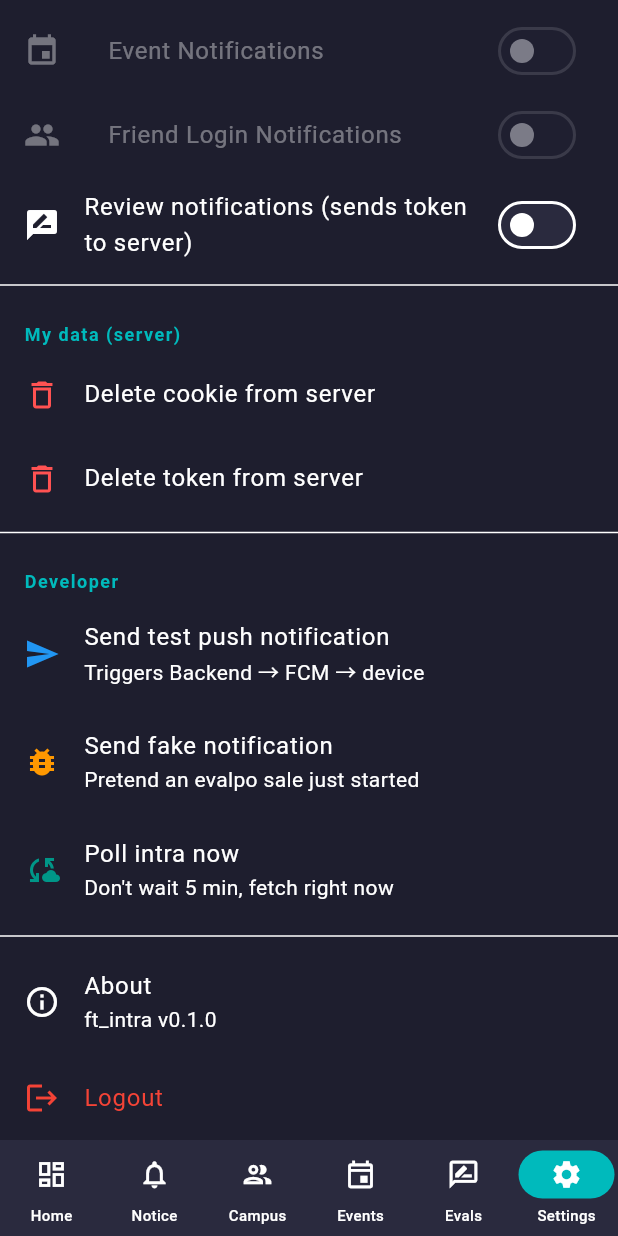
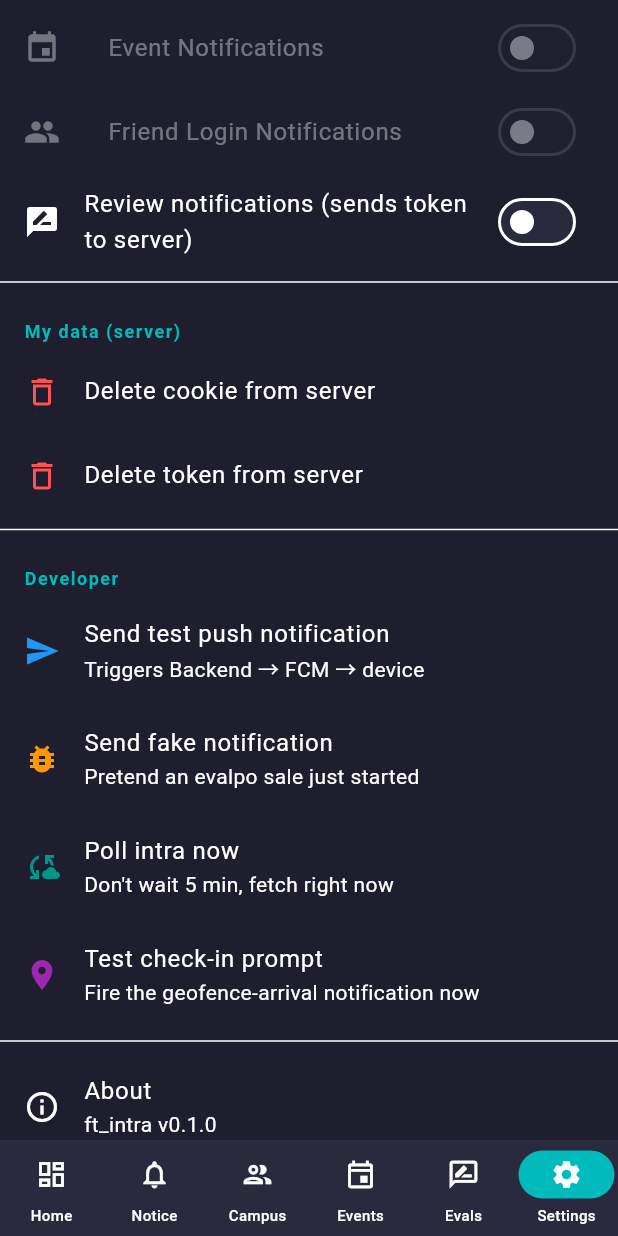
Before and after one commit to guild-42/ft_intra_app, a Flutter app: the SettingsScreen screen opened by its route, scrolled down 494 dp, on a phone screen of 412 x 824 dp. Run offline on Flutter 3.47's test engine with Material 3 defaults, Android fonts, the phone set to English and light mode, and no system bars; our stand-ins replace cached_network_image, dio, drift, drift_flutter, firebase_core, firebase_messaging and 12 more; missing offline and left inert: flutter_inappwebview; accounts and stored records are empty; generated files the repository leaves out were written again; network calls fail.

Commit message:
feat(dev): "Test check-in prompt" button to fire the geofence notification
Lets the geofence-arrival check-in prompt (+ its "Check in" action → backend
checkin) be tested on a real device without changing GPS. Calls
showCheckinPrompt(selectedCampusId) directly from the Settings Developer
section.

Co-Authored-By: Claude Opus 4.8 (1M context) <noreply@anthropic.com>

```diff
--- a/lib/features/settings/settings_screen.dart
+++ b/lib/features/settings/settings_screen.dart
@@ -7,6 +7,7 @@ import 'package:ft_intra/core/notifications/notification_preferences.dart';
 import 'package:ft_intra/core/notifications/notification_optin.dart';
 import 'package:ft_intra/core/notifications/fcm_service.dart';
 import 'package:ft_intra/core/checkin/checkin_permissions.dart';
+import 'package:ft_intra/core/checkin/checkin_notifications.dart';
 import 'package:ft_intra/features/settings/consent_dialog.dart';
 import 'package:ft_intra/l10n/strings.dart';
 
@@ -134,6 +135,12 @@ class SettingsScreen extends ConsumerWidget {
               title: const Text('Poll intra now'),
               subtitle: const Text("Don't wait 5 min, fetch right now"),
               onTap: () => _post(context, ref, '/api/poll-now'),
+            ),
+            ListTile(
+              leading: const Icon(Icons.location_on, color: Colors.purple),
+              title: const Text('Test check-in prompt'),
+              subtitle: const Text('Fire the geofence-arrival notification now'),
+              onTap: () => showCheckinPrompt(ref.read(selectedCampusIdProvider)),
             ),
             const Divider(),
             ListTile(
```
